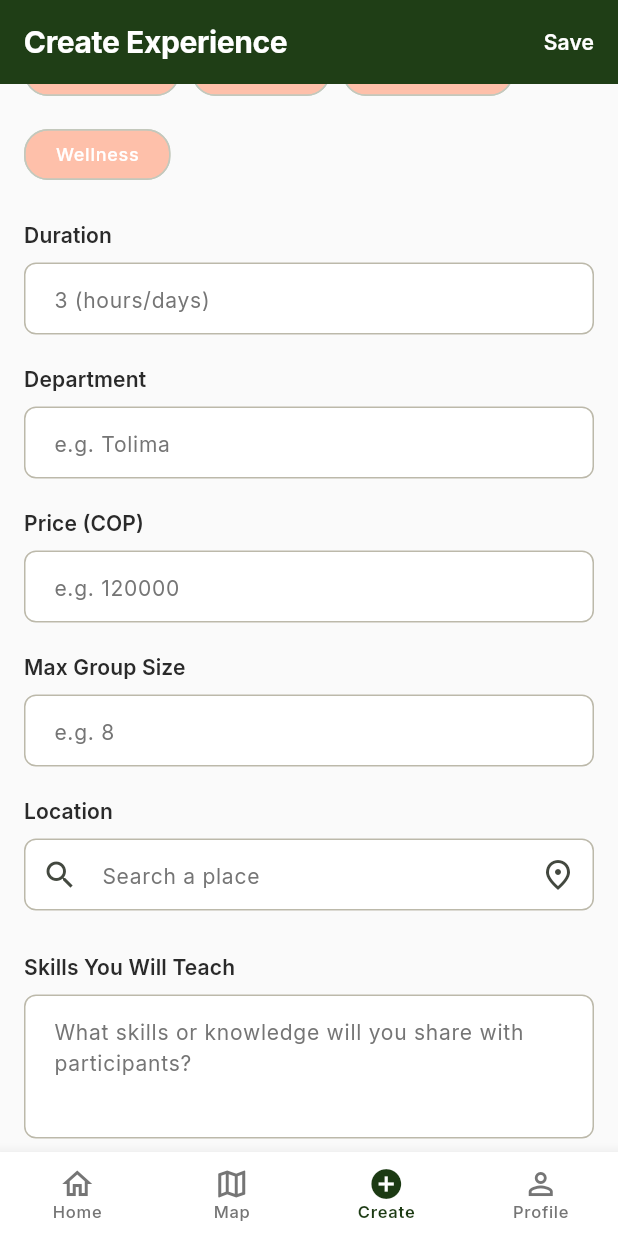
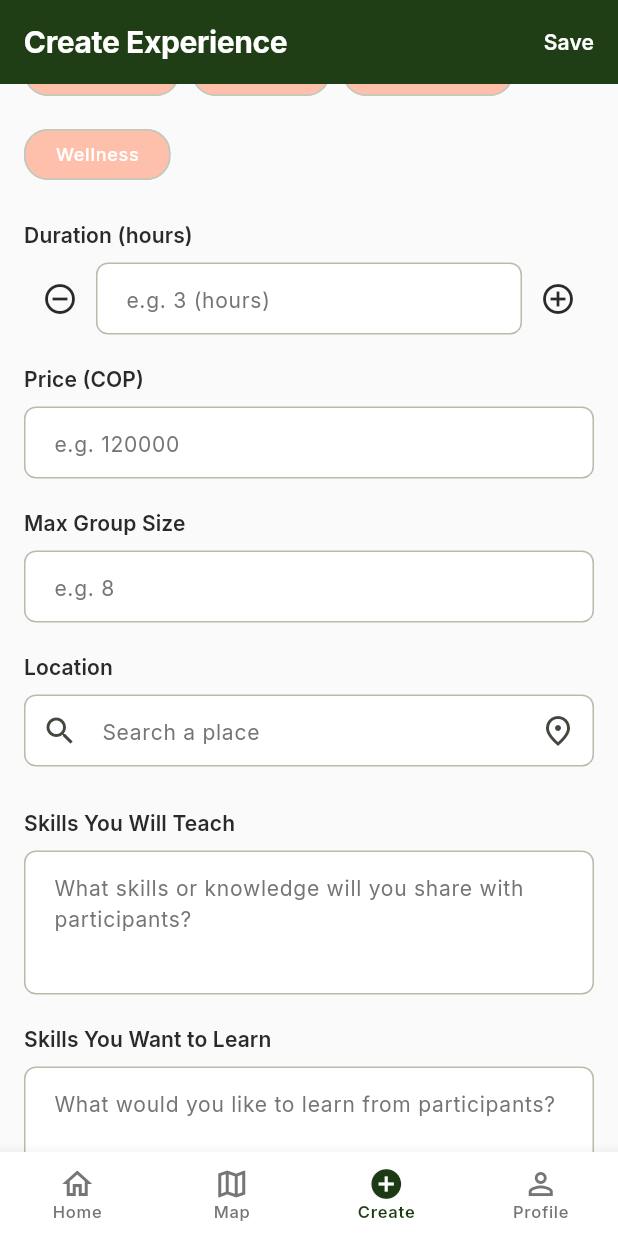
Before and after one commit to ISIS3510-G34-S3/Flutter-G34, a Flutter app: the CreateExperienceScreen screen opened by its route, scrolled down 576 dp, on a phone screen of 412 x 824 dp. Run offline on Flutter 3.47's test engine with Material 3 defaults, Android fonts, the phone set to English and light mode, and no system bars; our stand-ins replace cloud_firestore, firebase_auth, firebase_core, firebase_storage, go_router, google_fonts and 4 more; accounts and stored records are empty.

Commit message:
Improve and Optimize the create experience screen fields.

```diff
--- a/lib/features/create/create_experience_screen.dart
+++ b/lib/features/create/create_experience_screen.dart
@@ -10,6 +10,7 @@ import 'dart:async';
 import 'dart:io';
 import 'package:image_picker/image_picker.dart';
 import 'package:firebase_storage/firebase_storage.dart';
+import 'package:flutter/services.dart' as services;
 
 /// Create experience screen with form for adding new experiences
 class CreateExperienceScreen extends StatefulWidget {
@@ -24,7 +25,6 @@ class _CreateExperienceScreenState extends State<CreateExperienceScreen> {
   final _titleController = TextEditingController();
   final _descriptionController = TextEditingController();
   final _durationController = TextEditingController();
-  final _departmentController = TextEditingController();
   final _priceController = TextEditingController();
   final _groupSizeController = TextEditingController();
   final _locationSearchController = TextEditingController();
@@ -38,6 +38,7 @@ class _CreateExperienceScreenState extends State<CreateExperienceScreen> {
   final List<File> _localPhotos = [];
   GeoPoint? _selectedGeoPoint;
   String? _selectedLocationLabel;
+  String? _selectedDepartment;
   bool _isLoading = false;
 
   static const List<String> _languageOptions = ['es', 'en', 'pt', 'fr'];
@@ -54,7 +55,6 @@ class _CreateExperienceScreenState extends State<CreateExperienceScreen> {
     _titleController.dispose();
     _descriptionController.dispose();
     _durationController.dispose();
-    _departmentController.dispose();
     _priceController.dispose();
     _groupSizeController.dispose();
     _locationSearchController.dispose();
@@ -64,6 +64,110 @@ class _CreateExperienceScreenState extends State<CreateExperienceScreen> {
     super.dispose();
   }
 
+  Widget _buildDurationField() {
+    return Column(
+      crossAxisAlignment: CrossAxisAlignment.start,
+      children: [
+        Text(
+          'Duration (hours)',
+          style: AppTypography.labelLarge.copyWith(
+            color: AppColors.textPrimary,
+            fontWeight: FontWeight.w600,
+          ),
+        ),
+        const SizedBox(height: 8),
+        Row(
+          children: [
+            IconButton(
+              onPressed: () {
+                final v = int.tryParse(_durationController.text.trim()) ?? 0;
+                final next = v - 1;
+                _durationController.text = (next < 0 ? 0 : next).toString();
+                setState(() {});
+              },
+              icon: const Icon(Icons.remove_circle_outline),
+            ),
+            Expanded(
+              child: TextFormField(
+                controller: _durationController,
+                keyboardType: TextInputType.number,
+                inputFormatters: [
+                  services.FilteringTextInputFormatter.allow(RegExp(r'[0-9]')),
+                ],
+                decoration: const InputDecoration(
+                  hintText: 'e.g. 3 (hours)',
+                ),
+                validator: (value) {
+                  if (value == null || value.trim().isEmpty) {
+                    return 'Please enter duration in hours';
+                  }
+                  if (!RegExp(r'^\d+$').hasMatch(value.trim())) {
+                    return 'Enter a valid non-negative integer';
+                  }
+                  return null;
+                },
+              ),
+            ),
+            IconButton(
+              onPressed: () {
+                final v = int.tryParse(_durationController.text.trim()) ?? 0;
+                _durationController.text = (v + 1).toString();
+                setState(() {});
+              },
+              icon: const Icon(Icons.add_circle_outline),
+            ),
+          ],
+        ),
+      ],
+    );
+  }
+
+  Widget _buildNumericField({
+    required String label,
+    required TextEditingController controller,
+    required String hint,
+    required bool allowNegative,
+    required String validatorMessage,
+  }) {
+    return Column(
+      crossAxisAlignment: CrossAxisAlignment.start,
+      children: [
+        Text(
+          label,
+          style: AppTypography.labelLarge.copyWith(
+            color: AppColors.textPrimary,
+            fontWeight: FontWeight.w600,
+          ),
+        ),
+        const SizedBox(height: 8),
+        TextFormField(
+          controller: controller,
+          keyboardType: TextInputType.number,
+          inputFormatters: [
+            services.FilteringTextInputFormatter.allow(
+              allowNegative ? RegExp(r'[-0-9]') : RegExp(r'[0-9]'),
+            ),
+          ],
+          decoration: InputDecoration(
+            hintText: hint,
+          ),
+          validator: (value) {
+            if (value == null || value.trim().isEmpty) {
+              return validatorMessage;
+            }
+            final ok = allowNegative
+                ? RegExp(r'^-?\d+$').hasMatch(value.trim())
+                : RegExp(r'^\d+$').hasMatch(value.trim());
+            if (!ok) return validatorMessage;
+            if (!allowNegative && int.tryParse(value.trim())! < 0) {
+              return validatorMessage;
+            }
+            return null;
+          },
+        ),
+      ],
+    );
+  }
   @override
   Widget build(BuildContext context) {
     return Scaffold(
@@ -136,62 +240,31 @@ class _CreateExperienceScreenState extends State<CreateExperienceScreen> {
 
             const SizedBox(height: 20),
 
-            // Duration field (hours or days number)
-            _buildTextField(
-              label: 'Duration',
-              controller: _durationController,
-              hint: '3 (hours/days)',
-              validator: (value) {
-                if (value == null || value.isEmpty) {
-                  return 'Please enter duration';
-                }
-                return null;
-              },
+            // Duration (hours, non-negative)
+            _buildDurationField(),
+
+            const SizedBox(height: 20),
+
+            // Department is auto-filled from location
+
+            // Price (COP, non-negative)
+            _buildNumericField(
+              label: 'Price (COP)',
+              controller: _priceController,
+              hint: 'e.g. 120000',
+              allowNegative: false,
+              validatorMessage: 'Please enter a valid non-negative price',
             ),
 
             const SizedBox(height: 20),
 
-            // Department
-            _buildTextField(
-              label: 'Department',
-              controller: _departmentController,
-              hint: 'e.g. Tolima',
-              validator: (value) {
-                if (value == null || value.isEmpty) {
-                  return 'Please enter a department';
-                }
-                return null;
-              },
-            ),
-
-            const SizedBox(height: 20),
-
-            // Price COP
-            _buildTextField(
-              label: 'Price (COP)',
-              controller: _priceController,
-              hint: 'e.g. 120000',
-              validator: (value) {
-                if (value == null || value.isEmpty) {
-                  return 'Please enter a price';
-                }
-                return null;
-              },
-            ),
-
-            const SizedBox(height: 20),
-
-            // Group size
-            _buildTextField(
+            // Group size (non-negative)
+            _buildNumericField(
               label: 'Max Group Size',
               controller: _groupSizeController,
               hint: 'e.g. 8',
-              validator: (value) {
-                if (value == null || value.isEmpty) {
-                  return 'Please enter max group size';
-                }
-                return null;
-              },
+              allowNegative: false,
+              validatorMessage: 'Please enter a valid non-negative group size',
             ),
 
             const SizedBox(height: 20),
@@ -269,9 +342,6 @@ class _CreateExperienceScreenState extends State<CreateExperienceScreen> {
             ),
 
             const SizedBox(height: 20),
-
-            // Image URLs
-            _buildImagesInput(),
 
             const SizedBox(height: 32),
           ],
@@ -467,59 +537,7 @@ class _CreateExperienceScreenState extends State<CreateExperienceScreen> {
     );
   }
 
-  Widget _buildImagesInput() {
-    final controller = TextEditingController();
-    return Column(
-      crossAxisAlignment: CrossAxisAlignment.start,
-      children: [
-        Text(
-          'Image URLs',
-          style: AppTypography.labelLarge.copyWith(
-            color: AppColors.textPrimary,
-            fontWeight: FontWeight.w600,
-          ),
-        ),
-        const SizedBox(height: 8),
-        Row(
-          children: [
-            Expanded(
-              child: TextField(
-                controller: controller,
-                decoration: const InputDecoration(hintText: 'https://...'),
-              ),
-            ),
-            const SizedBox(width: 8),
-            ElevatedButton(
-              onPressed: () {
-                final url = controller.text.trim();
-                if (url.isNotEmpty) {
-                  setState(() {
-                    _imageUrls.add(url);
-                  });
-                  controller.clear();
-                }
-              },
-              child: const Text('Add'),
-            ),
-          ],
-        ),
-        const SizedBox(height: 8),
-        Wrap(
-          spacing: 8,
-          children: _imageUrls
-              .map((u) => Chip(
-                    label: Text(u, overflow: TextOverflow.ellipsis),
-                    onDeleted: () {
-                      setState(() {
-                        _imageUrls.remove(u);
-                      });
-                    },
-                  ))
-              .toList(),
-        ),
-      ],
-    );
-  }
+  // removed image URLs manual input; URLs are added automatically after upload
 
   Widget _buildLocationPicker() {
     return Column(
@@ -572,9 +590,10 @@ class _CreateExperienceScreenState extends State<CreateExperienceScreen> {
                       final details = await _fetchPlaceDetails(placeId);
                       if (!mounted) return;
                       setState(() {
-                        _selectedGeoPoint = GeoPoint(details['lat']!, details['lng']!);
+                        _selectedGeoPoint = GeoPoint((details['lat'] as num).toDouble(), (details['lng'] as num).toDouble());
                         _selectedLocationLabel = s['description'] as String?;
                         _locationSearchController.text = _selectedLocationLabel ?? '';
+                        _selectedDepartment = details['department'] as String?;
                         _placeSuggestions = [];
                       });
                     }
@@ -671,16 +690,27 @@ class _CreateExperienceScreenState extends State<CreateExperienceScreen> {
     return preds.map((e) => Map<String, dynamic>.from(e)).toList();
   }
 
-  Future<Map<String, double>> _fetchPlaceDetails(String placeId) async {
+  Future<Map<String, dynamic>> _fetchPlaceDetails(String placeId) async {
     final uri = Uri.parse(
-        'https://maps.googleapis.com/maps/api/place/details/json?place_id=$placeId&fields=geometry&key=$_placesApiKey');
+        'https://maps.googleapis.com/maps/api/place/details/json?place_id=$placeId&fields=geometry,address_components&key=$_placesApiKey');
     final res = await http.get(uri);
-    if (res.statusCode != 200) return {'lat': 0.0, 'lng': 0.0};
+    if (res.statusCode != 200) return {'lat': 0.0, 'lng': 0.0, 'department': null};
     final data = json.decode(res.body) as Map<String, dynamic>;
-    final loc = (((data['result'] as Map?)?['geometry'] as Map?)?['location'] as Map?) ?? {};
+    final result = (data['result'] as Map?) ?? {};
+    final loc = ((result['geometry'] as Map?)?['location'] as Map?) ?? {};
+    final comps = (result['address_components'] as List?)?.cast<Map>() ?? [];
+    String? admin1;
+    for (final c in comps) {
+      final types = (c['types'] as List?)?.cast<String>() ?? [];
+      if (types.contains('administrative_area_level_1')) {
+        admin1 = c['long_name'] as String?;
+        break;
+      }
+    }
     return {
       'lat': (loc['lat'] as num?)?.toDouble() ?? 0.0,
       'lng': (loc['lng'] as num?)?.toDouble() ?? 0.0,
+      'department': admin1,
     };
   }
 
@@ -762,8 +792,8 @@ class _CreateExperienceScreenState extends State<CreateExperienceScreen> {
 
       final String title = _titleController.text.trim();
       final String summary = _descriptionController.text.trim();
-      final String department = _departmentController.text.trim();
-      final int duration = int.tryParse(RegExp(r"\d+").stringMatch(_durationController.text) ?? '') ?? 1;
+      final String department = _selectedDepartment ?? '';
+      final int duration = int.tryParse(_durationController.text.trim()) ?? 0;
       final List<String> categories = _selectedCategories.map((c) => c.toLowerCase()).toList();
       final List<String> skillsToTeach = _skillsToTeachController.text
           .split(',')
@@ -776,7 +806,7 @@ class _CreateExperienceScreenState extends State<CreateExperienceScreen> {
           .where((s) => s.isNotEmpty)
           .toList();
       final int price = int.tryParse(_priceController.text.trim()) ?? 0;
-      final int groupSizeMax = int.tryParse(_groupSizeController.text.trim()) ?? 8;
+      final int groupSizeMax = int.tryParse(_groupSizeController.text.trim()) ?? 0;
 
       final Map<String, dynamic> experience = {
         'title': title,
@@ -824,7 +854,6 @@ class _CreateExperienceScreenState extends State<CreateExperienceScreen> {
       _titleController.clear();
       _descriptionController.clear();
       _durationController.clear();
-      _departmentController.clear();
       _priceController.clear();
       _groupSizeController.clear();
       _locationSearchController.clear();
```
